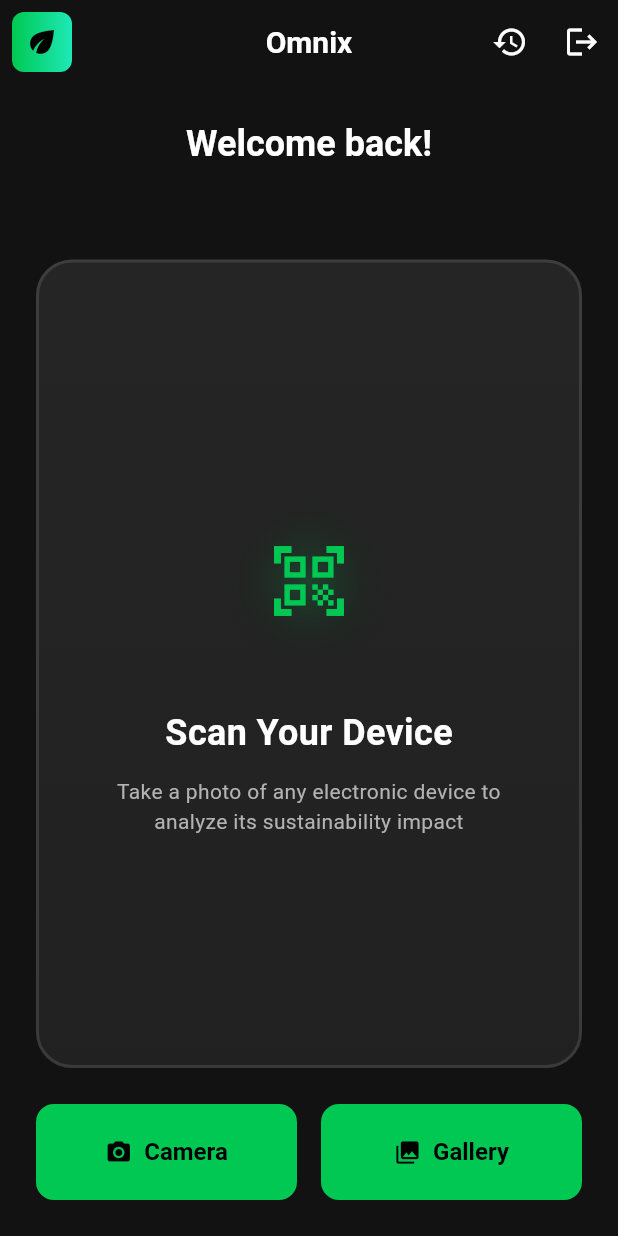
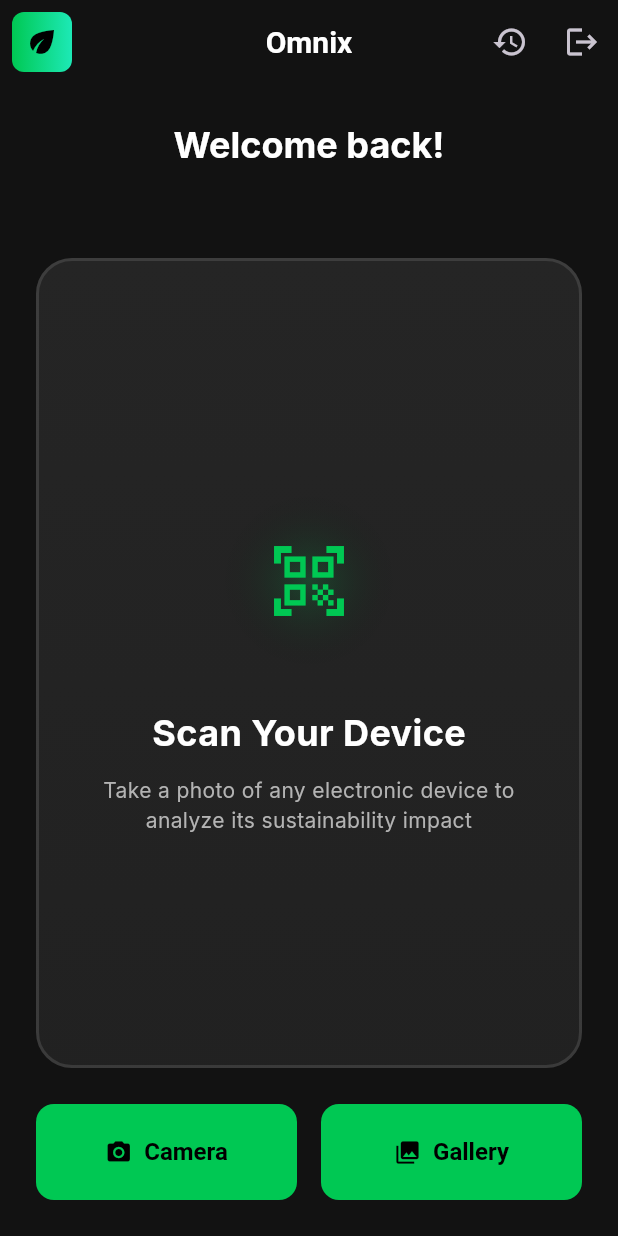
Before and after one commit to Abdullah-17015/omnix, a Flutter app: the _AuthWrapper screen opened directly, on a phone screen of 412 x 824 dp. Run offline on Flutter 3.47's test engine with Material 3 defaults, Android fonts, the phone set to English and light mode, and no system bars; our stand-ins replace animated_text_kit, cloud_firestore, firebase_auth, firebase_core, flutter_riverpod, google_fonts and 4 more; accounts and stored records are empty.

Commit message:
UI Edits

```diff
--- a/omnix_app/lib/config/theme.dart
+++ b/omnix_app/lib/config/theme.dart
@@ -1,4 +1,5 @@
 import 'package:flutter/material.dart';
+import 'package:google_fonts/google_fonts.dart';
 
 class AppTheme {
   static const primaryColor = Color(0xFF00C853);
@@ -16,10 +17,11 @@ class AppTheme {
   static const gradientStart = Color(0xFF00C853);
   static const gradientEnd = Color(0xFF1DE9B6);
 
-  static ThemeData get darkTheme => ThemeData(
-    useMaterial3: true,
-    brightness: Brightness.dark,
-    colorScheme: ColorScheme.dark(
+  static ThemeData get darkTheme {
+    final base = ThemeData.dark(useMaterial3: true);
+    return base.copyWith(
+      textTheme: GoogleFonts.interTextTheme(base.textTheme),
+      colorScheme: base.colorScheme.copyWith(
         primary: primaryColor,
         secondary: accentColor,
         surface: surfaceColor,
@@ -29,9 +31,7 @@ class AppTheme {
       cardTheme: CardThemeData(
         color: cardColor,
         elevation: 4,
-      shape: RoundedRectangleBorder(
-        borderRadius: BorderRadius.circular(16),
-      ),
+        shape: RoundedRectangleBorder(borderRadius: BorderRadius.circular(16)),
       ),
       appBarTheme: const AppBarTheme(
         backgroundColor: backgroundColor,
@@ -49,13 +49,8 @@ class AppTheme {
           foregroundColor: Colors.black,
           elevation: 0,
           padding: const EdgeInsets.symmetric(horizontal: 32, vertical: 16),
-        shape: RoundedRectangleBorder(
-          borderRadius: BorderRadius.circular(12),
-        ),
-        textStyle: const TextStyle(
-          fontSize: 16,
-          fontWeight: FontWeight.w600,
-        ),
+          shape: RoundedRectangleBorder(borderRadius: BorderRadius.circular(12)),
+          textStyle: const TextStyle(fontSize: 16, fontWeight: FontWeight.w600),
         ),
       ),
       outlinedButtonTheme: OutlinedButtonThemeData(
@@ -63,22 +58,14 @@ class AppTheme {
           foregroundColor: primaryColor,
           side: const BorderSide(color: primaryColor),
           padding: const EdgeInsets.symmetric(horizontal: 32, vertical: 16),
-        shape: RoundedRectangleBorder(
-          borderRadius: BorderRadius.circular(12),
-        ),
+          shape: RoundedRectangleBorder(borderRadius: BorderRadius.circular(12)),
         ),
       ),
       inputDecorationTheme: InputDecorationTheme(
         filled: true,
         fillColor: cardColor,
-      border: OutlineInputBorder(
-        borderRadius: BorderRadius.circular(12),
-        borderSide: BorderSide.none,
-      ),
-      focusedBorder: OutlineInputBorder(
-        borderRadius: BorderRadius.circular(12),
-        borderSide: const BorderSide(color: primaryColor, width: 2),
-      ),
+        border: OutlineInputBorder(borderRadius: BorderRadius.circular(12), borderSide: BorderSide.none),
+        focusedBorder: OutlineInputBorder(borderRadius: BorderRadius.circular(12), borderSide: const BorderSide(color: primaryColor, width: 2)),
         contentPadding: const EdgeInsets.symmetric(horizontal: 20, vertical: 16),
       ),
       tabBarTheme: const TabBarThemeData(
@@ -91,20 +78,25 @@ class AppTheme {
         selectedItemColor: primaryColor,
         unselectedItemColor: textSecondary,
       ),
-    floatingActionButtonTheme: const FloatingActionButtonThemeData(
-      backgroundColor: primaryColor,
-      foregroundColor: Colors.black,
-    ),
+      floatingActionButtonTheme: const FloatingActionButtonThemeData(backgroundColor: primaryColor, foregroundColor: Colors.black),
       snackBarTheme: SnackBarThemeData(
         backgroundColor: cardColor,
         contentTextStyle: const TextStyle(color: textPrimary),
-      shape: RoundedRectangleBorder(
-        borderRadius: BorderRadius.circular(8),
-      ),
+        shape: RoundedRectangleBorder(borderRadius: BorderRadius.circular(8)),
         behavior: SnackBarBehavior.floating,
       ),
-    progressIndicatorTheme: const ProgressIndicatorThemeData(
-      color: primaryColor,
-    ),
+      progressIndicatorTheme: const ProgressIndicatorThemeData(color: primaryColor),
     );
   }
+
+  // Light theme for web / large-screen viewers (optional)
+  static ThemeData get lightTheme {
+    final base = ThemeData.light(useMaterial3: true);
+    return base.copyWith(
+      textTheme: GoogleFonts.interTextTheme(base.textTheme),
+      colorScheme: ColorScheme.fromSeed(seedColor: primaryColor, brightness: Brightness.light),
+      scaffoldBackgroundColor: Colors.white,
+      cardTheme: CardThemeData(color: Colors.white, elevation: 6, shape: RoundedRectangleBorder(borderRadius: BorderRadius.circular(16))),
+    );
+  }
+}
--- a/omnix_app/lib/screens/history/history_screen.dart
+++ b/omnix_app/lib/screens/history/history_screen.dart
@@ -37,7 +37,7 @@ class HistoryScreen extends ConsumerWidget {
                   Icon(
                     Icons.history,
                     size: 80,
-                    color: AppTheme.textMuted.withOpacity(0.5),
+                    color: AppTheme.textMuted.withAlpha((0.5 * 255).round()),
                   ),
                   const SizedBox(height: 16),
                   const Text(
@@ -142,7 +142,7 @@ class _ScanCard extends StatelessWidget {
                   gradient: LinearGradient(
                     colors: [
                       _getScoreColor(ecoScore.total),
-                      _getScoreColor(ecoScore.total).withOpacity(0.7),
+                      _getScoreColor(ecoScore.total).withAlpha((0.7 * 255).round()),
                     ],
                   ),
                 ),
--- a/omnix_app/lib/screens/home/home_screen.dart
+++ b/omnix_app/lib/screens/home/home_screen.dart
@@ -24,41 +24,7 @@ class HomeScreen extends ConsumerWidget {
       }
     });
 
-    return Scaffold(
-      appBar: AppBar(
-        title: const Text('Omnix'),
-        leading: Padding(
-          padding: const EdgeInsets.all(8),
-          child: Container(
-            decoration: BoxDecoration(
-              gradient: const LinearGradient(
-                colors: [AppTheme.gradientStart, AppTheme.gradientEnd],
-              ),
-              borderRadius: BorderRadius.circular(8),
-            ),
-            child: const Icon(Icons.eco, color: Colors.black),
-          ),
-        ),
-        actions: [
-          IconButton(
-            icon: const Icon(Icons.history),
-            onPressed: () {
-              Navigator.push(
-                context,
-                MaterialPageRoute(builder: (_) => const HistoryScreen()),
-              );
-            },
-          ),
-          IconButton(
-            icon: const Icon(Icons.logout),
-            onPressed: () async {
-              await ref.read(authNotifierProvider.notifier).signOut();
-              ref.invalidate(authStateProvider);
-            },
-          ),
-        ],
-      ),
-      body: Padding(
+    final mainContent = Padding(
       padding: const EdgeInsets.all(24),
       child: Column(
         children: [
@@ -87,7 +53,7 @@ class HomeScreen extends ConsumerWidget {
                 gradient: LinearGradient(
                   colors: [
                       AppTheme.cardColor,
-                      AppTheme.cardColor.withOpacity(0.8),
+                      AppTheme.cardColor.withAlpha((0.8 * 255).round()),
                   ],
                   begin: Alignment.topCenter,
                   end: Alignment.bottomCenter,
@@ -96,7 +62,7 @@ class HomeScreen extends ConsumerWidget {
                 border: Border.all(
                   color: scanState.isLoading
                       ? AppTheme.primaryColor
-                        : AppTheme.textMuted.withOpacity(0.3),
+                      : AppTheme.textMuted.withAlpha((0.3 * 255).round()),
                   width: 2,
                 ),
               ),
@@ -145,6 +111,80 @@ class HomeScreen extends ConsumerWidget {
           ],
         ],
       ),
+    );
+
+    return Scaffold(
+      appBar: AppBar(
+        title: const Text('Omnix'),
+        leading: Padding(
+          padding: const EdgeInsets.all(8),
+          child: Container(
+            decoration: BoxDecoration(
+              gradient: const LinearGradient(
+                colors: [AppTheme.gradientStart, AppTheme.gradientEnd],
+              ),
+              borderRadius: BorderRadius.circular(8),
+            ),
+            child: const Icon(Icons.eco, color: Colors.black),
+          ),
+        ),
+        actions: [
+          IconButton(
+            icon: const Icon(Icons.history),
+            onPressed: () {
+              Navigator.push(
+                context,
+                MaterialPageRoute(builder: (_) => const HistoryScreen()),
+              );
+            },
+            tooltip: 'History',
+          ),
+          IconButton(
+            icon: const Icon(Icons.logout),
+            onPressed: () async {
+              await ref.read(authNotifierProvider.notifier).signOut();
+              ref.invalidate(authStateProvider);
+            },
+            tooltip: 'Sign out',
+          ),
+        ],
+      ),
+      body: LayoutBuilder(
+        builder: (context, constraints) {
+          final isWide = constraints.maxWidth >= 1000;
+          if (isWide) {
+            return Row(
+              children: [
+                NavigationRail(
+                  selectedIndex: 0,
+                  labelType: NavigationRailLabelType.all,
+                  destinations: const [
+                    NavigationRailDestination(icon: Icon(Icons.home), label: Text('Home')),
+                    NavigationRailDestination(icon: Icon(Icons.history), label: Text('History')),
+                    NavigationRailDestination(icon: Icon(Icons.eco), label: Text('Results')),
+                  ],
+                  onDestinationSelected: (i) {
+                    if (i == 1) {
+                      Navigator.push(
+                        context,
+                        MaterialPageRoute(builder: (_) => const HistoryScreen()),
+                      );
+                    } else if (i == 2) {
+                      Navigator.push(
+                        context,
+                        MaterialPageRoute(builder: (_) => const ResultsScreen()),
+                      );
+                    }
+                  },
+                ),
+                const VerticalDivider(width: 1),
+                Expanded(child: mainContent),
+              ],
+            );
+          }
+
+          return mainContent;
+        },
       ),
     );
   }
@@ -178,7 +218,7 @@ class HomeScreen extends ConsumerWidget {
                 height: 80,
                 child: CircularProgressIndicator(
                   strokeWidth: 3,
-                  color: AppTheme.primaryColor.withOpacity(0.3),
+                  color: AppTheme.primaryColor.withAlpha((0.3 * 255).round()),
                 ),
               ),
               const Icon(
@@ -235,7 +275,7 @@ class HomeScreen extends ConsumerWidget {
             shape: BoxShape.circle,
             gradient: RadialGradient(
               colors: [
-                AppTheme.primaryColor.withOpacity(0.2),
+                AppTheme.primaryColor.withAlpha((0.2 * 255).round()),
                 Colors.transparent,
               ],
             ),
--- a/omnix_app/lib/screens/results/evidence_tab.dart
+++ b/omnix_app/lib/screens/results/evidence_tab.dart
@@ -325,7 +325,7 @@ class _ClaimTypeBadge extends StatelessWidget {
     return Container(
       padding: const EdgeInsets.symmetric(horizontal: 10, vertical: 4),
       decoration: BoxDecoration(
-        color: color.withOpacity(0.2),
+        color: color.withAlpha((0.2 * 255).round()),
         borderRadius: BorderRadius.circular(12),
       ),
       child: Row(
--- a/omnix_app/lib/screens/results/map_tab.dart
+++ b/omnix_app/lib/screens/results/map_tab.dart
@@ -160,7 +160,7 @@ class _MapTabState extends ConsumerState<MapTab> {
           top: 16,
           left: 16,
           child: Card(
-            color: AppTheme.cardColor.withOpacity(0.9),
+            color: AppTheme.cardColor.withAlpha((0.9 * 255).round()),
             child: Padding(
               padding: const EdgeInsets.all(12),
               child: Column(
@@ -221,7 +221,7 @@ class _PinDetailsSheet extends StatelessWidget {
               Container(
                 padding: const EdgeInsets.all(12),
                 decoration: BoxDecoration(
-                  color: AppTheme.primaryColor.withOpacity(0.2),
+                  color: AppTheme.primaryColor.withAlpha((0.2 * 255).round()),
                   borderRadius: BorderRadius.circular(12),
                 ),
                 child: const Icon(
@@ -257,7 +257,7 @@ class _PinDetailsSheet extends StatelessWidget {
                   vertical: 6,
                 ),
                 decoration: BoxDecoration(
-                  color: _getConfidenceColor(pin.confidence).withOpacity(0.2),
+                  color: _getConfidenceColor(pin.confidence).withAlpha((0.2 * 255).round()),
                   borderRadius: BorderRadius.circular(20),
                 ),
                 child: Text(
--- a/omnix_app/lib/screens/results/overview_tab.dart
+++ b/omnix_app/lib/screens/results/overview_tab.dart
@@ -122,7 +122,7 @@ class _OverviewTabState extends ConsumerState<OverviewTab> {
                           vertical: 6,
                         ),
                         decoration: BoxDecoration(
-                          color: AppTheme.primaryColor.withOpacity(0.2),
+                          color: AppTheme.primaryColor.withAlpha((0.2 * 255).round()),
                           borderRadius: BorderRadius.circular(20),
                         ),
                         child: Text(
@@ -227,7 +227,7 @@ class _ConfidenceBadge extends StatelessWidget {
     return Container(
       padding: const EdgeInsets.symmetric(horizontal: 8, vertical: 4),
       decoration: BoxDecoration(
-        color: color.withOpacity(0.2),
+        color: color.withAlpha((0.2 * 255).round()),
         borderRadius: BorderRadius.circular(8),
       ),
       child: Row(
--- a/omnix_app/lib/widgets/gemma_tips.dart
+++ b/omnix_app/lib/widgets/gemma_tips.dart
@@ -51,7 +51,7 @@ class GemmaTips extends StatelessWidget {
                     vertical: 4,
                   ),
                   decoration: BoxDecoration(
-                    color: Colors.purple.withOpacity(0.2),
+                    color: Colors.purple.withAlpha((0.2 * 255).round()),
                     borderRadius: BorderRadius.circular(12),
                   ),
                   child: const Text(
--- a/omnix_app/pubspec.yaml
+++ b/omnix_app/pubspec.yaml
@@ -35,6 +35,8 @@ dependencies:
   # Utilities
   json_annotation: ^4.0.0
   intl: ^0.20.0
+  google_fonts: ^8.0.1
+  animated_text_kit: ^4.2.2
 
 dev_dependencies:
   flutter_test:
```
Also changed, not shown: omnix_app/lib/main.dart (+6 -1 lines), omnix_app/lib/screens/landing/landing_page.dart (added, +218 -0 lines), 2 other files. Lines whose indentation alone changed are shown as unchanged.
